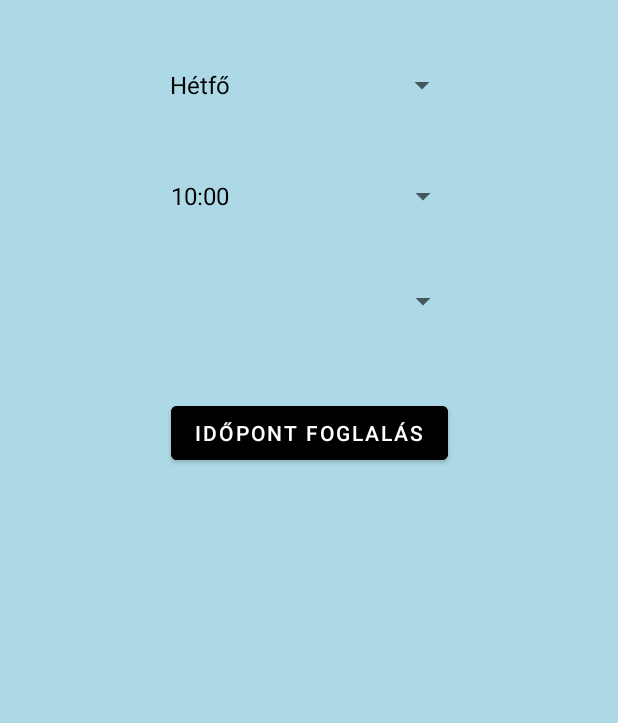
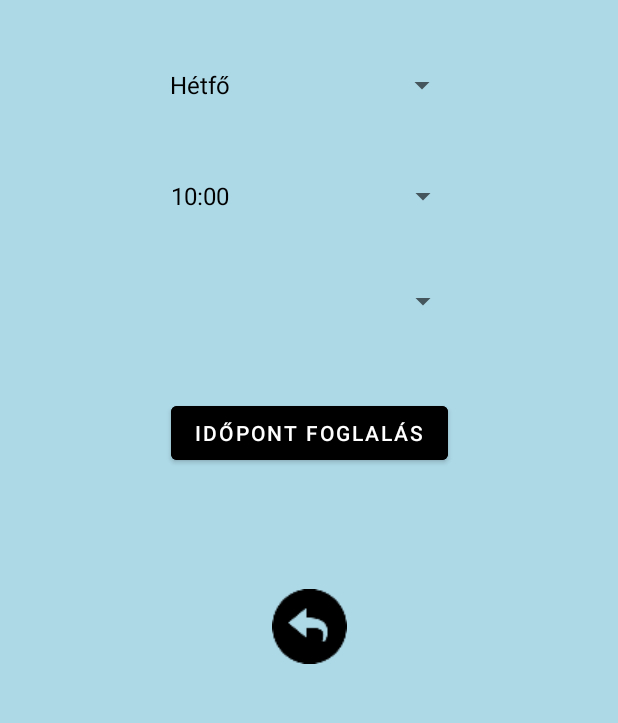
Before and after one commit to Kutyakozmetika/MobilApplication, an Android app: the Appointment screen opened directly, with no data from a screen before it, on a phone screen of 412 x 824 dp, the part 271-994 px from its top. Run offline under Robolectric (Android 15) with nearby library versions, the phone set to English and light mode, and no system bars; libraries missing offline, so code that uses them is left out: com.vishnusivadas.advanced_httpurlconnection; 7 statements that could not run were skipped.

Commit message:
Végleges állapot

```diff
--- a/app/src/main/AndroidManifest.xml
+++ b/app/src/main/AndroidManifest.xml
@@ -12,9 +12,6 @@
         android:usesCleartextTraffic="true">
         <activity
             android:name=".DogRegistration"
-            android:exported="false" />
-        <activity
-            android:name=".OwnAppointment"
             android:exported="false" />
         <activity
             android:name=".UserMenu"
--- a/app/src/main/java/com/example/mobilapplication/Appointment.java
+++ b/app/src/main/java/com/example/mobilapplication/Appointment.java
@@ -36,6 +36,7 @@ public class Appointment extends AppCompatActivity {
 
     Spinner daySpinner, hourSpinner,serviceSpinner;
     Button appointment;
+    ImageButton imageButton;
     String username;
     ImageButton back;
 
@@ -53,6 +54,7 @@ public class Appointment extends AppCompatActivity {
         daySpinner = findViewById(R.id.Day);
         hourSpinner = findViewById(R.id.Hour);
         appointment = findViewById(R.id.Appointment);
+        imageButton = findViewById(R.id.imageButton);
 
         serviceSpinner = (Spinner) findViewById(R.id.Service);
         getJSON("http://192.168.100.56/kutyakozmetikaphp/szolgaltatasFetch.php");
@@ -129,7 +131,15 @@ public class Appointment extends AppCompatActivity {
             }
 
         });
-
+        imageButton.setOnClickListener(new View.OnClickListener() {
+            @Override
+            public void onClick(View v) {
+                Intent intent = new Intent(getApplicationContext(), UserMenu.class);
+                intent.putExtra("username", username);
+                startActivity(intent);
+                finish();
+            }
+        });
     }
     private void getJSON(final String urlWebService) {
 
--- a/app/src/main/java/com/example/mobilapplication/DogDatas.java
+++ b/app/src/main/java/com/example/mobilapplication/DogDatas.java
@@ -20,7 +20,6 @@ public class DogDatas {
     public void setIsAgressive(String isAgressive) {
         this.isAgressive = isAgressive;
     }
-
 
     public String getAge() {
         return age;
--- a/app/src/main/java/com/example/mobilapplication/MainActivity.java
+++ b/app/src/main/java/com/example/mobilapplication/MainActivity.java
@@ -10,8 +10,6 @@ import android.widget.Button;
 public class MainActivity extends AppCompatActivity {
 
     Button loginButton, registerButton;
-
-
 
     @Override
     protected void onCreate(Bundle savedInstanceState) {
--- a/app/src/main/res/layout/activity_appointment.xml
+++ b/app/src/main/res/layout/activity_appointment.xml
@@ -86,6 +86,20 @@
         app:layout_constraintTop_toBottomOf="@+id/Service"
         tools:ignore="DuplicateSpeakableTextCheck,TextContrastCheck" />
 
+    <ImageButton
+        android:id="@+id/imageButton"
+        android:layout_width="wrap_content"
+        android:layout_height="wrap_content"
+        android:background="@color/light_blue"
+        app:srcCompat="@drawable/backicon"
+        android:layout_marginTop="80dp"
+        tools:ignore="SpeakableTextPresentCheck"
+        tools:layout_editor_absoluteX="180dp"
+        app:layout_constraintEnd_toEndOf="parent"
+        app:layout_constraintStart_toStartOf="parent"
+        app:layout_constraintTop_toBottomOf="@+id/Appointment"
+
+        tools:layout_editor_absoluteY="601dp" />
 
 
 </androidx.constraintlayout.widget.ConstraintLayout>
--- a/app/src/main/res/values/strings.xml
+++ b/app/src/main/res/values/strings.xml
@@ -20,4 +20,5 @@
     <string name="age">Életkor</string>
     <string name="Fajta">Kutya fajtája</string>
     <string name="usersName">Tulaj neve</string>
+    <string name="ownAppointment">Saját időpontok</string>
 </resources>
```
Also changed, not shown: app/src/main/java/com/example/mobilapplication/DogRegistration.java (+22 -2 lines), app/src/main/java/com/example/mobilapplication/OwnAppointment.java (deleted, +0 -14 lines), app/src/main/java/com/example/mobilapplication/RegisterDog.java (+0 -8 lines), app/src/main/java/com/example/mobilapplication/RegisterUser.java (+2 -18 lines), app/src/main/java/com/example/mobilapplication/UserMenu.java (+4 -7 lines), app/src/main/res/layout/activity_dog_registration.xml (+14 -21 lines), app/src/main/res/layout/activity_own_appointment.xml (deleted, +0 -9 lines), app/src/main/res/layout/activity_user_menu.xml (+3 -15 lines).
